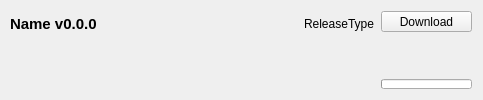
Before: the Qt Designer form src/ui/modrinth/modrinthfileitemwidget.ui in kaniol-lck/modmanager, drawn with Qt 5.
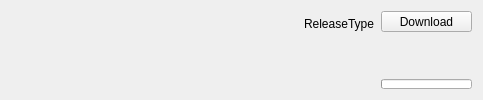
After: the same form once the commit is applied. Icons and pictures are not drawn. Custom widgets are drawn as their Qt base class.

The edit to the form file:
```diff
--- a/src/ui/modrinth/modrinthfileitemwidget.ui
+++ b/src/ui/modrinth/modrinthfileitemwidget.ui
@@ -32,19 +32,6 @@
            <verstretch>0</verstretch>
           </sizepolicy>
          </property>
-         <property name="font">
-          <font>
-           <pointsize>11</pointsize>
-           <weight>75</weight>
-           <bold>true</bold>
-          </font>
-         </property>
-         <property name="toolTip">
-          <string notr="true"/>
-         </property>
-         <property name="text">
-          <string>Name v0.0.0</string>
-         </property>
         </widget>
        </item>
        <item>
```
